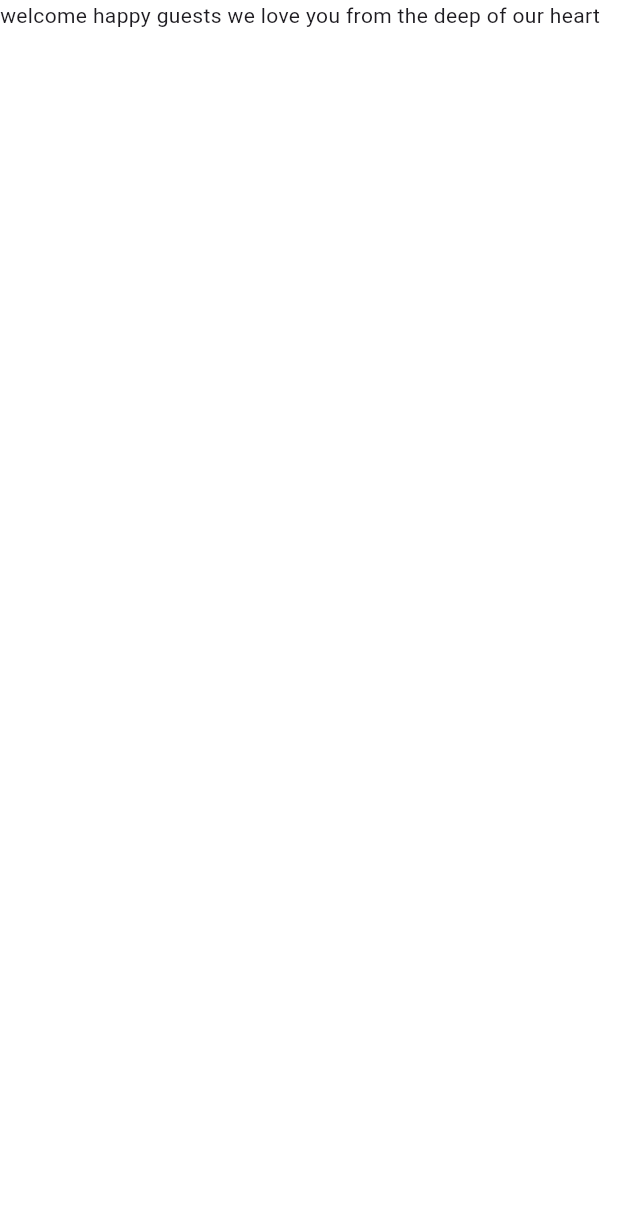
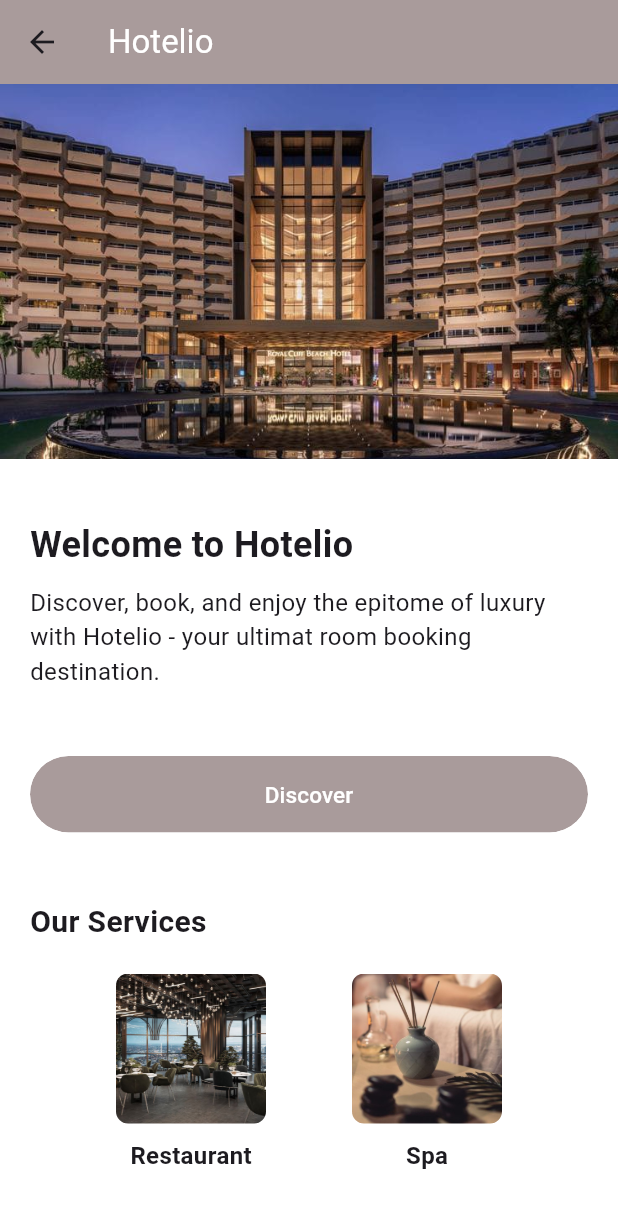
Before and after one commit to IMANETATA/hotelio, a Flutter app: the HomePage screen opened directly, on a phone screen of 412 x 824 dp. Shown: the top 1208 px of the screen. Run offline on Flutter 3.47's test engine with Material 2 defaults, Android fonts, the phone set to English and light mode, and no system bars; our stand-ins replace firebase_core, flutter_svg; accounts and stored records are empty.

Commit message:
⚡️ update add homepage

```diff
--- a/lib/screens/home/homepage.dart
+++ b/lib/screens/home/homepage.dart
@@ -1,14 +1,196 @@
 import 'package:flutter/material.dart';
-//import 'package:hotelio/constants.dart';
-//import 'package:hotelio/utils/rive_utils.dart';
-//import 'package:rive/rive.dart';
+import 'package:hotelio/components/rounded_button.dart';
+import 'package:hotelio/constants.dart';
+import 'package:hotelio/screens/services/restaurant_page.dart';
+import 'package:hotelio/screens/services/room_page.dart';
+import 'package:hotelio/screens/services/spa_page.dart';
+
 class HomePage extends StatelessWidget {
   const HomePage({super.key});
 
   @override
   Widget build(BuildContext context) {
-    return const Scaffold(
-      body: Text("welcome happy guests we love you from the deep of our heart"),
+    return Scaffold(
+      appBar: AppBar(
+        backgroundColor: kPrimaryColor,
+        title:const Text('Hotelio',style: TextStyle(color: Colors.white),),
+      ),
+      body:const SingleChildScrollView(
+        child: Column(
+          crossAxisAlignment: CrossAxisAlignment.stretch,
+          children: [
+            HotelImage(),
+            SizedBox(height: 20),
+            HotelDescription(),
+            SizedBox(height: 15),
+            BookButton(),
+            SizedBox(height: 15),
+            ServicesSection(),
+          ],
+        ),
+      ),
     );
   }
 }
+
+class HotelImage extends StatelessWidget {
+  const HotelImage({super.key});
+
+  @override
+  Widget build(BuildContext context) {
+    return Image.asset(
+      'assets/images/hotel.png',
+      height: 250,
+      width: double.infinity,
+      fit: BoxFit.cover,
+    );
+  }
+}
+
+class HotelDescription extends StatelessWidget {
+  const HotelDescription({super.key});
+
+  @override
+  Widget build(BuildContext context) {
+    return Container(
+      padding:const EdgeInsets.all(20),
+      child:const Column(
+        crossAxisAlignment: CrossAxisAlignment.start,
+        children: [
+          Text(
+            'Welcome to Hotelio',
+            style: TextStyle(
+              fontSize: 24,
+              fontWeight: FontWeight.bold,
+            ),
+          ),
+          SizedBox(height: 10),
+          Text(
+            'Discover, book, and enjoy the epitome'
+            ' of luxury with Hotelio - your ultimat'
+            ' room booking destination.',
+            style: TextStyle(
+              fontSize: 16,
+            ),
+          ),
+        ],
+      ),
+    );
+  }
+}
+
+class BookButton extends StatelessWidget {
+  const BookButton({super.key});
+
+  @override
+  Widget build(BuildContext context) {
+    return Container(
+      padding:const EdgeInsets.symmetric(horizontal: 20),
+      child: RoundedButton(
+        press: (){
+         Navigator.push(
+                    context,
+                    MaterialPageRoute(
+                      builder: (context) =>const RoomPage(),
+                    ),
+                  );
+        },
+        text: "Discover",
+          ),
+        );
+
+
+  }
+}
+
+class ServicesSection extends StatelessWidget {
+  const ServicesSection({super.key});
+
+
+
+  @override
+  Widget build(BuildContext context) {
+    return Container(
+      padding: const EdgeInsets.all(20),
+      child: Column(
+        crossAxisAlignment: CrossAxisAlignment.start,
+        children: [
+          const Text(
+            'Our Services',
+            style: TextStyle(
+              fontSize: 20,
+              fontWeight: FontWeight.bold,
+            ),
+          ),
+          const SizedBox(height: 20),
+          Row(
+            mainAxisAlignment: MainAxisAlignment.spaceEvenly,
+            children: [
+              ServiceItem(
+                imageUrl: 'assets/images/restaurant.png',
+                label: 'Restaurant',
+                onPressed: () {
+                  Navigator.push(
+                    context,
+                    MaterialPageRoute(
+                      builder: (context) =>const RestaurantPage(),
+                    ),
+                  );
+                },
+              ),
+              ServiceItem(
+                imageUrl: 'assets/images/spa.png',
+                label: 'Spa',
+                onPressed: () {
+                  Navigator.push(
+                    context,
+                    MaterialPageRoute(
+                      builder: (context) =>const SpaPage(),
+                    ),
+                  );
+                },
+              ),
+            ],
+          ),
+        ],
+      ),
+    );
+  }
+}
+
+
+class ServiceItem extends StatelessWidget {
+  final String imageUrl;
+  final String label;
+  final VoidCallback onPressed;
+
+  const ServiceItem({super.key, required this.imageUrl, required this.label, required this.onPressed});
+
+  @override
+  Widget build(BuildContext context) {
+    return GestureDetector(
+      onTap: onPressed,
+      child: Column(
+        children: [
+          ClipRRect(
+            borderRadius: BorderRadius.circular(8),
+            child: Image.asset(
+              imageUrl,
+              height: 100,
+              width: 100,
+              fit: BoxFit.cover,
+            ),
+          ),
+         const SizedBox(height: 10),
+          Text(
+            label,
+            style:const TextStyle(
+              fontSize: 16,
+              fontWeight: FontWeight.bold,
+            ),
+          ),
+        ],
+      ),
+    );
+  }
+}
--- /dev/null
+++ b/lib/screens/services/restaurant_page.dart
@@ -0,0 +1,11 @@
+import 'package:flutter/material.dart';
+class RestaurantPage extends StatelessWidget {
+  const RestaurantPage({super.key});
+
+  @override
+  Widget build(BuildContext context) {
+    return const Scaffold(
+      body: Text("welcome to restaurant"),
+    );
+  }
+}
--- /dev/null
+++ b/lib/screens/services/room_page.dart
@@ -0,0 +1,9 @@
+import 'package:flutter/material.dart';
+class RoomPage extends StatelessWidget {
+  const RoomPage({super.key});
+
+  @override
+  Widget build(BuildContext context) {
+    return Container();
+  }
+}
--- /dev/null
+++ b/lib/screens/services/spa_page.dart
@@ -0,0 +1,11 @@
+import 'package:flutter/material.dart';
+class SpaPage extends StatelessWidget {
+  const SpaPage({super.key});
+
+  @override
+  Widget build(BuildContext context) {
+    return const Scaffold(
+      body: Text("welcome to spa"),
+    );
+  }
+}
--- a/pubspec.yaml
+++ b/pubspec.yaml
@@ -74,6 +74,9 @@ flutter:
 
   # To add assets to your application, add an assets section, like this:
   assets:
+    - assets/images/hotel.png
+    - assets/images/restaurant.png
+    - assets/images/spa.png
     - assets/images/b.png
     - assets/images/main_bottom.png
     - assets/images/login_bottom.png
```
Also changed, not shown: assets/images/hotel.png (added), assets/images/restaurant.png (added), assets/images/spa.png (added).
